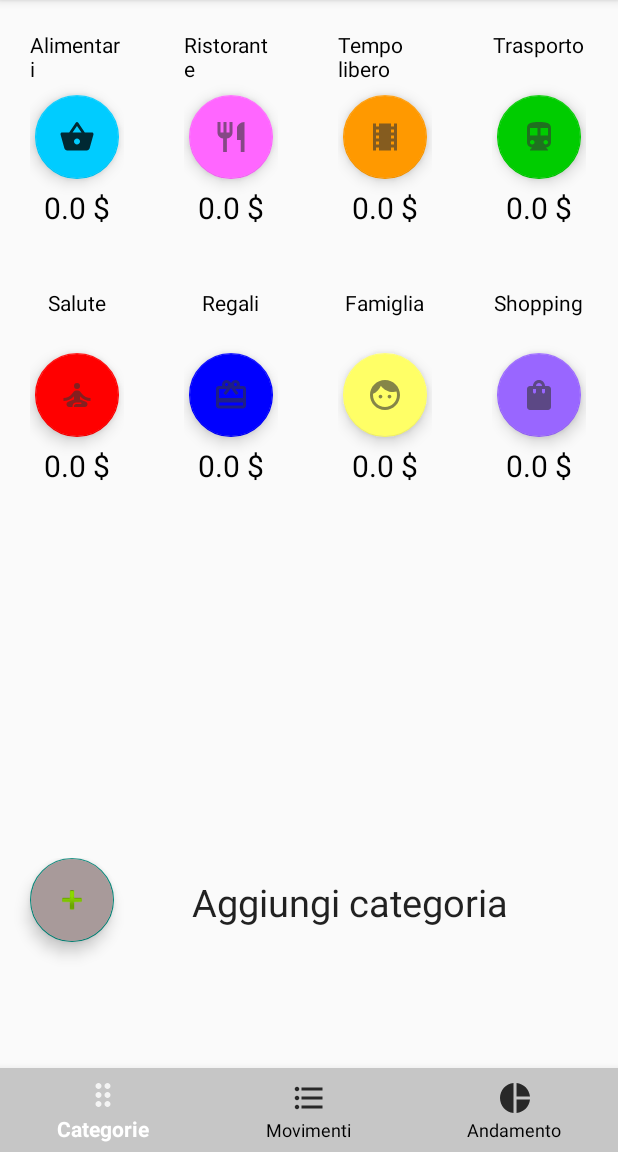
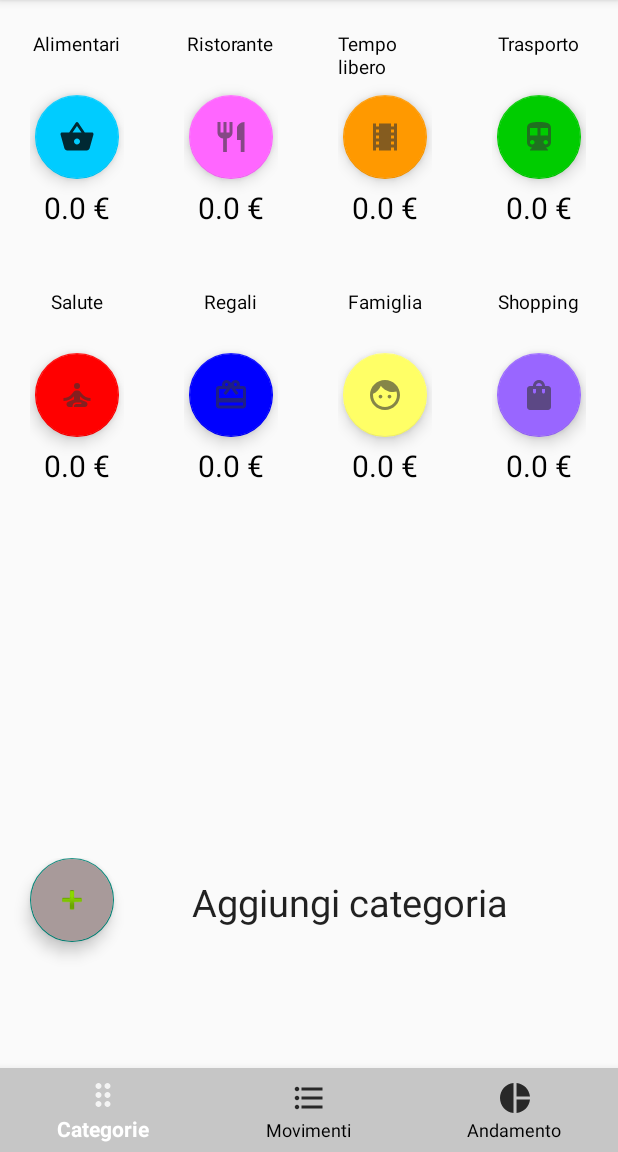
Before and after one commit to AntonioDeBlasi-Git/MyApp, an Android app: the MainActivity screen opened directly, with no data from a screen before it, on a phone screen of 412 x 824 dp, the part 84-1236 px from its top. Run offline under Robolectric (Android 15) with nearby library versions, the phone set to English and light mode, and no system bars; Roboto replaces fonts that are not available here.

```diff
--- a/app/src/main/java/com/example/myapplication/Creazione_spesa.java
+++ b/app/src/main/java/com/example/myapplication/Creazione_spesa.java
@@ -311,6 +311,7 @@ public class Creazione_spesa extends AppCompatActivity implements DatePickerDial
 
 
     public void cancella_spesa(View b){
-        super.onBackPressed();
+        setResult(RESULT_CANCELED);
+        finish();
     };
 }
--- a/app/src/main/java/com/example/myapplication/ListAdapter.java
+++ b/app/src/main/java/com/example/myapplication/ListAdapter.java
@@ -57,7 +57,7 @@ public class ListAdapter extends BaseAdapter {
 
 
 
-                String category = "  Alla Categoria : " + lista_spesa.get(position).getTipo()+ "   " + lista_spesa.get(position).getImporto()+" $";
+                String category = "  Alla Categoria : " + lista_spesa.get(position).getTipo()+ "   " + lista_spesa.get(position).getImporto()+" €";
                 String date = "  In data   " + lista_spesa.get(position).getData();
                 String comment = "  "+lista_spesa.get(position).getCommento();
                 categoria.setText(category);
--- a/app/src/main/java/com/example/myapplication/MainAdapter.java
+++ b/app/src/main/java/com/example/myapplication/MainAdapter.java
@@ -75,7 +75,7 @@ public class MainAdapter extends BaseAdapter implements PopupMenu.OnMenuItemClic
 
         textView_nome.setText(lista_movimenti.get(position).getTipo().getNome());
 
-       String spesa = lista_movimenti.get(position).getImporto_totale()+" $";
+       String spesa = lista_movimenti.get(position).getImporto_totale()+" €";
 
        textView_importo.setText(spesa);
 
--- a/app/src/main/java/com/example/myapplication/MyPieChart.java
+++ b/app/src/main/java/com/example/myapplication/MyPieChart.java
@@ -86,12 +86,12 @@ public class MyPieChart extends AppCompatActivity {
         pieChart.setCenterTextSize(24);
         pieChart.getDescription().setEnabled(false);
 
-        Legend l = pieChart.getLegend();
+      /*  Legend l = pieChart.getLegend();
         l.setVerticalAlignment(Legend.LegendVerticalAlignment.TOP);
         l.setHorizontalAlignment(Legend.LegendHorizontalAlignment.RIGHT);
         l.setOrientation(Legend.LegendOrientation.VERTICAL);
         l.setDrawInside(false);
-        l.setEnabled(true);
+        l.setEnabled(true);*/
     }
 
     private void loadPieChartData() {
@@ -122,7 +122,7 @@ public class MyPieChart extends AppCompatActivity {
             }
         }
 
-        saldo_totale = "Spesa complessiva  "+ String.valueOf(saldo) + " $";
+        saldo_totale = "Spesa complessiva  "+ String.valueOf(saldo) + " €";
         textView.setText(saldo_totale);
 
         PieDataSet dataSet = new PieDataSet(entries, "Expense Category");
--- a/app/src/main/res/layout/gridview_element_layout.xml
+++ b/app/src/main/res/layout/gridview_element_layout.xml
@@ -12,6 +12,7 @@
         android:layout_height="38dp"
         android:id="@+id/titolo_elemento"
         android:text="NOME"
+        android:textSize="12.5sp"
         android:layout_gravity="center"
         android:layout_marginBottom="5dp"
         android:textColor="@color/black"
--- a/app/src/main/res/layout/layout_dialog_icon_menu.xml
+++ b/app/src/main/res/layout/layout_dialog_icon_menu.xml
@@ -2,11 +2,11 @@
 <RelativeLayout
     xmlns:android="http://schemas.android.com/apk/res/android"
     android:id="@+id/layout_dialog"
-    android:layout_width="400dp"
-    android:layout_height="600dp"
+    android:layout_width="200dp"
+    android:layout_height="250dp"
     android:padding="1dp">
     <GridView
-        android:layout_height="match_parent"
+        android:layout_height="200dp"
         android:layout_width="match_parent"
         android:id="@+id/grid_view_dialog"
         android:numColumns="4">
```
Also changed, not shown: app/src/main/java/com/example/myapplication/MainActivity.java (+5 -2 lines).
